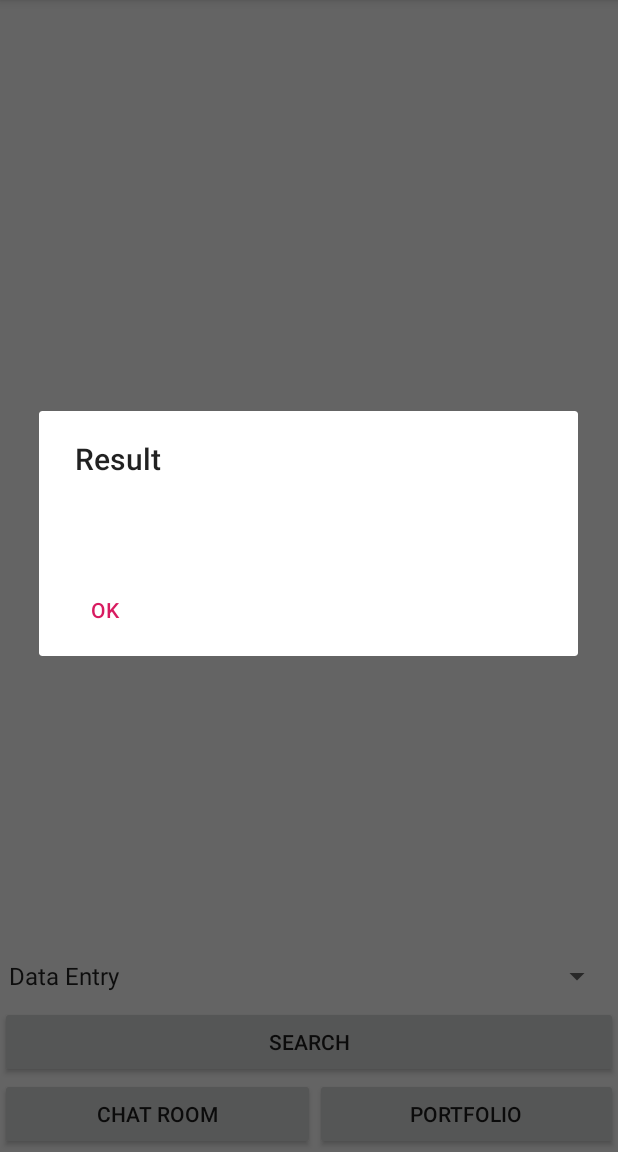
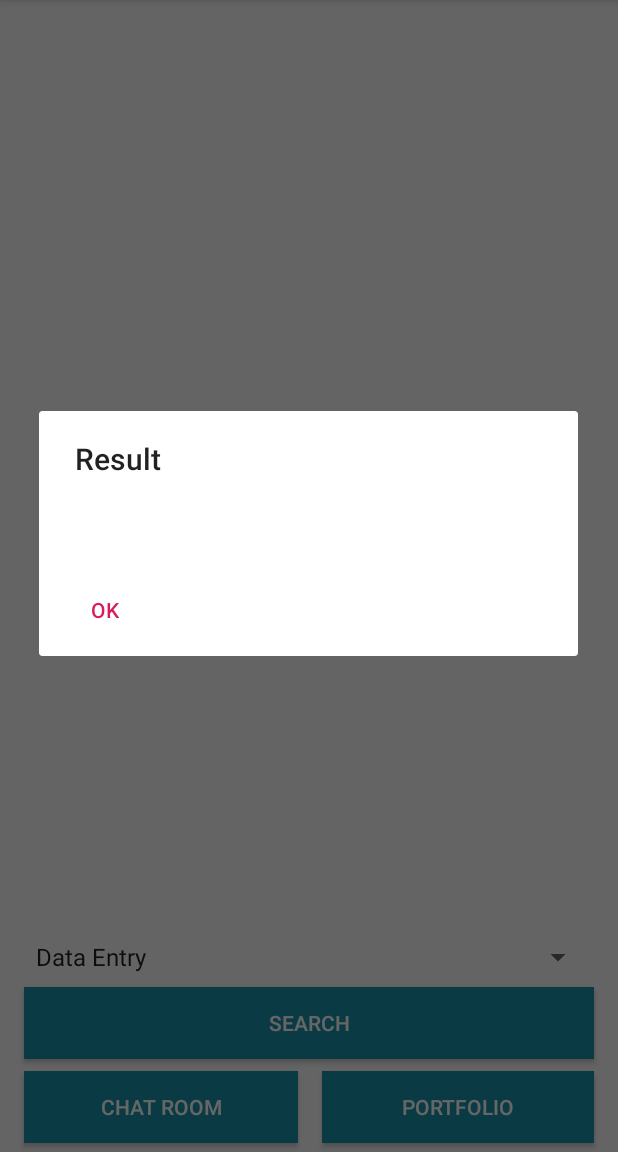
Before and after one commit to bawenna/ITMD555_FP, an Android app: the AllUsers screen opened directly, with no data from a screen before it, after a tap on "SEARCH", on a phone screen of 412 x 824 dp, the part 84-1236 px from its top. Run offline under Robolectric (Android 15) with nearby library versions, the light colour scheme and no system bars; our stand-ins replace Firebase (no records; nobody signed in at launch, a user with empty details on screens opened directly); libraries missing offline, so code that uses them is left out: com.firebase.ui.

Commit message:
style the buttons

```diff
--- a/app/src/main/res/layout/activity_main.xml
+++ b/app/src/main/res/layout/activity_main.xml
@@ -57,5 +57,7 @@
         android:layout_centerHorizontal="true"
         android:layout_marginEnd="0dp"
         android:layout_marginBottom="0dp"
-        android:text="Home" />
+        android:text="Home"
+        android:textColor="@color/buttonTextColor"
+        android:background="@color/mainColor"/>
 </RelativeLayout>
--- a/app/src/main/res/layout/all_users.xml
+++ b/app/src/main/res/layout/all_users.xml
@@ -19,22 +19,31 @@
 
     <Button
         android:id="@+id/button4"
-        android:layout_width="187dp"
+        android:layout_width="415dp"
         android:layout_height="wrap_content"
         android:layout_above="@+id/button5"
         android:layout_alignParentStart="true"
         android:layout_alignParentEnd="true"
-        android:text="Search" />
+        android:layout_marginStart="16dp"
+        android:layout_marginEnd="16dp"
+        android:layout_marginBottom="8dp"
+        android:background="@color/mainColor"
+        android:text="Search"
+        android:textColor="@color/buttonTextColor" />
 
     <Button
         android:id="@+id/button5"
-        android:layout_width="202dp"
+        android:layout_width="184dp"
         android:layout_height="wrap_content"
         android:layout_alignParentStart="true"
         android:layout_alignParentBottom="true"
-        android:layout_marginBottom="1dp"
+        android:layout_marginStart="16dp"
+        android:layout_marginEnd="8dp"
+        android:layout_marginBottom="6dp"
         android:layout_toStartOf="@+id/button2"
-        android:text="Chat Room" />
+        android:background="@color/mainColor"
+        android:text="Chat Room"
+        android:textColor="@color/buttonTextColor" />
 
     <Spinner
         android:id="@+id/spinner"
@@ -43,18 +52,22 @@
         android:layout_above="@+id/button4"
         android:layout_alignParentStart="true"
         android:layout_alignParentEnd="true"
-        android:layout_marginStart="-2dp"
-        android:layout_marginEnd="3dp" />
+        android:layout_marginStart="16dp"
+        android:layout_marginEnd="16dp" />
 
     <Button
         android:id="@+id/button2"
-        android:layout_width="202dp"
+        android:layout_width="181dp"
         android:layout_height="wrap_content"
         android:layout_below="@+id/button4"
         android:layout_alignParentEnd="true"
         android:layout_alignParentBottom="true"
-        android:layout_marginBottom="1dp"
-        android:text="Portfolio" />
+        android:layout_marginStart="8dp"
+        android:layout_marginEnd="16dp"
+        android:layout_marginBottom="6dp"
+        android:background="@color/mainColor"
+        android:text="Portfolio"
+        android:textColor="@color/buttonTextColor" />
 
 
 </RelativeLayout>
--- a/app/src/main/res/values/colors.xml
+++ b/app/src/main/res/values/colors.xml
@@ -4,4 +4,5 @@
     <color name="colorPrimaryDark">#00574B</color>
     <color name="colorAccent">#D81B60</color>
     <color name="mainColor">#1895AE</color>
+    <color name="buttonTextColor">#FFFFFF</color>
 </resources>
```
Also changed, not shown: app/src/main/res/layout/edit_info.xml (+11 -6 lines).
